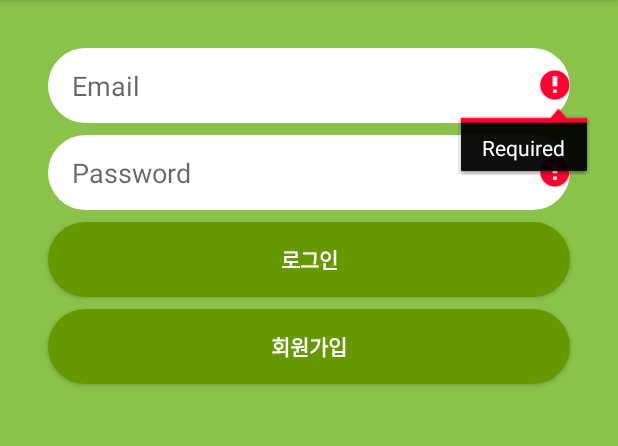
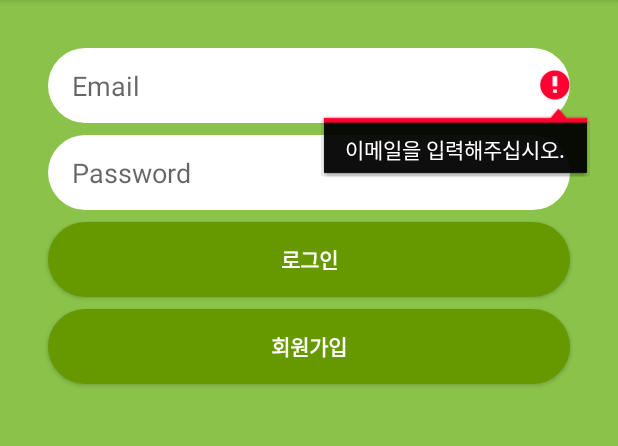
Before and after one commit to JustJOSU/OneGoal, an Android app: the screen it shows after launch (LoginActivity), after a tap on "로그인", on a phone screen of 412 x 824 dp, the part 84-530 px from its top. Run offline under Robolectric (Android 15) with nearby library versions, the phone set to English and light mode, and no system bars; our stand-ins replace Firebase (no records; nobody signed in at launch, a user with empty details on screens opened directly).

Commit message:
progressbar Add

```diff
--- a/app/src/main/java/com/hour/onegoal/Login/LoginActivity.kt
+++ b/app/src/main/java/com/hour/onegoal/Login/LoginActivity.kt
@@ -6,12 +6,15 @@ import androidx.appcompat.app.AppCompatActivity
 import android.os.Bundle
 import android.text.TextUtils
 import android.util.Log
+import android.util.Patterns
 import android.widget.Toast
 import com.google.firebase.auth.FirebaseAuth
 import com.hour.onegoal.MainActivity
 import com.hour.onegoal.R
 import com.hour.onegoal.RegisterActivity
 import kotlinx.android.synthetic.main.activity_login.*
+import kotlinx.android.synthetic.main.activity_login.progressbar
+import kotlinx.android.synthetic.main.activity_register.*
 
 class LoginActivity : AppCompatActivity(), View.OnClickListener {
 
@@ -23,8 +26,30 @@ class LoginActivity : AppCompatActivity(), View.OnClickListener {
 
         auth = FirebaseAuth.getInstance()
 
-        // buttons
-        login_button.setOnClickListener(this)
+        // TODO: progressbar show
+        login_button.setOnClickListener{
+            // trim() : 오른쪽 끝에 있는 공백을 없애는 역할.
+            val email = email_edittext_login.text.toString().trim()
+            val password = password_edittext_login.text.toString().trim()
+            if(email.isEmpty()){
+                email_edittext_login.error = "이메일을 입력해주십시오."
+                email_edittext_login.requestFocus()
+                return@setOnClickListener
+            }
+            if(!Patterns.EMAIL_ADDRESS.matcher(email).matches()){
+                email_edittext_login.error = "이메일 형식이 올바르지 않습니다."
+                email_edittext_login.requestFocus()
+                return@setOnClickListener
+            }
+
+            if(password.isEmpty() || password.length < 6){
+                password_edittext_login.error = "비밀번호를 확인 해 주십시오."
+                password_edittext_login.requestFocus()
+                return@setOnClickListener
+            }
+
+            signIn(email,password)
+        }
 
 
         register.setOnClickListener {
@@ -37,12 +62,15 @@ class LoginActivity : AppCompatActivity(), View.OnClickListener {
 
     private fun signIn(email: String, password: String){
         Log.d(TAG, "signIn:$email")
+        progressbar.visibility = View.VISIBLE
         if(!validateForm()){
             return
         }
 
         auth.signInWithEmailAndPassword(email, password).addOnCompleteListener(this) {task ->
+            progressbar.visibility = View.GONE
             if(task.isSuccessful){
+                progressbar.visibility = View.GONE
                 Log.d(TAG, "signInWithEmail:success")
                 val user = auth.currentUser
                 val intent = Intent(this, MainActivity::class.java)
--- a/app/src/main/java/com/hour/onegoal/RegisterActivity.kt
+++ b/app/src/main/java/com/hour/onegoal/RegisterActivity.kt
@@ -78,6 +78,7 @@ class RegisterActivity : AppCompatActivity() {
         }
     }
 
+
     private fun performRegister() {
         // trim() : 오른쪽 끝에 있는 공백을 없애는 역할.
         val email = email_edittext_register.text.toString().trim()
@@ -109,16 +110,18 @@ class RegisterActivity : AppCompatActivity() {
         if(birth.isEmpty() || birth.length < 8){
             birthday_edittext_register.error = "생년월일을 입력해주세요."
             birthday_edittext_register.requestFocus()
+            return
         }
 
 
 
         Log.d("RegisterActivity", "Email is: " + email)
         Log.d("RegisterActivity", "Password: $password")
-
+        progressbar.visibility = View.VISIBLE
         // Firebase Authentication to create a user with email and password
         FirebaseAuth.getInstance().createUserWithEmailAndPassword(email, password)
             .addOnCompleteListener {
+                progressbar.visibility = View.GONE
                 if (!it.isSuccessful) return@addOnCompleteListener
 
                 // else if successful
--- a/app/src/main/res/layout/activity_login.xml
+++ b/app/src/main/res/layout/activity_login.xml
@@ -52,6 +52,16 @@
         app:layout_constraintStart_toStartOf="@+id/password_edittext_login"
         app:layout_constraintTop_toBottomOf="@+id/password_edittext_login" />
 
+    <ProgressBar
+        android:id="@+id/progressbar"
+        android:layout_width="wrap_content"
+        android:layout_height="wrap_content"
+        android:layout_gravity="center_horizontal"
+        android:layout_margin="10dp"
+        android:visibility="invisible"
+        app:layout_constraintBottom_toBottomOf="@+id/register"
+        app:layout_constraintEnd_toEndOf="@+id/login_button"
+        app:layout_constraintStart_toStartOf="@+id/login_button" />
     <Button
         android:id="@+id/register"
         android:layout_width="0dp"
```
Also changed, not shown: app/build.gradle (+8 -7 lines), app/src/main/res/layout/activity_register.xml (+12 -0 lines).
